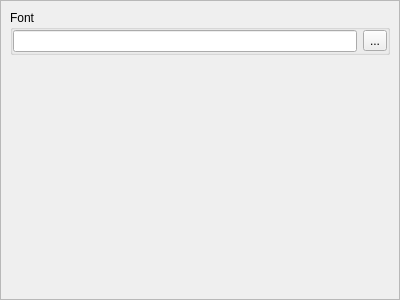
This is xdisasmviewoptionswidget.ui in horsicq/XDisasmView as Qt 5 draws it before an edit. The edited form follows.
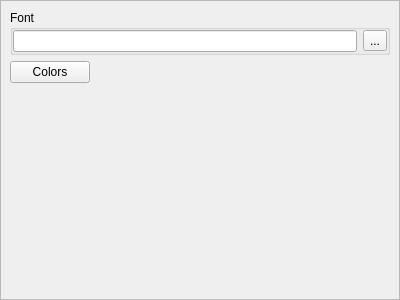
This is the edited form.

Patch:
```diff
--- a/xdisasmviewoptionswidget.ui
+++ b/xdisasmviewoptionswidget.ui
@@ -76,6 +76,30 @@
          </layout>
         </widget>
        </item>
+       <item>
+        <layout class="QHBoxLayout" name="horizontalLayout_2">
+         <item>
+          <widget class="QPushButton" name="pushButtonColors">
+           <property name="text">
+            <string>Colors</string>
+           </property>
+          </widget>
+         </item>
+         <item>
+          <spacer name="horizontalSpacer">
+           <property name="orientation">
+            <enum>Qt::Horizontal</enum>
+           </property>
+           <property name="sizeHint" stdset="0">
+            <size>
+             <width>40</width>
+             <height>20</height>
+            </size>
+           </property>
+          </spacer>
+         </item>
+        </layout>
+       </item>
        <item>
         <spacer name="verticalSpacer">
          <property name="orientation">
```
